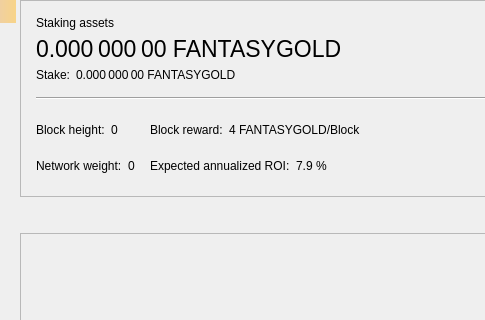
FantasyGold/FantasyGold-Core, file src/qt/forms/stakepage.ui: the form before one commit; both pictures show x 0 to 485 and y 0 to 320 of the 714 by 450 pixel window.
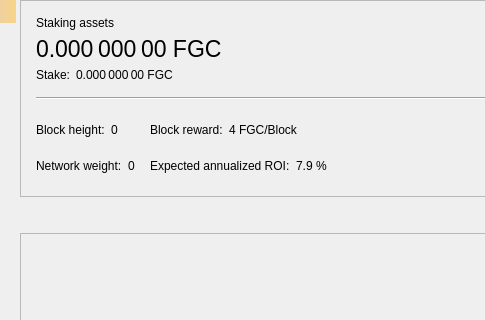
The form after the commit. Custom widgets are drawn as their Qt base class.

What changed in the file:
```diff
--- a/src/qt/forms/stakepage.ui
+++ b/src/qt/forms/stakepage.ui
@@ -69,7 +69,7 @@
            <string>Your current spendable balance</string>
           </property>
           <property name="text">
-           <string notr="true">0.000 000 00 FANTASYGOLD</string>
+           <string notr="true">0.000 000 00 FGC</string>
           </property>
           <property name="alignment">
            <set>Qt::AlignLeading|Qt::AlignLeft|Qt::AlignVCenter</set>
@@ -126,7 +126,7 @@
           <item>
            <widget class="QLabel" name="labelStake">
             <property name="text">
-             <string>0.000 000 00 FANTASYGOLD</string>
+             <string>0.000 000 00 FGC</string>
             </property>
             <property name="alignment">
              <set>Qt::AlignLeading|Qt::AlignLeft|Qt::AlignVCenter</set>
@@ -258,7 +258,7 @@
           <item>
            <widget class="QLabel" name="labelReward">
             <property name="text">
-             <string>4 FANTASYGOLD/Block</string>
+             <string>4 FGC/Block</string>
             </property>
             <property name="alignment">
              <set>Qt::AlignLeading|Qt::AlignLeft|Qt::AlignVCenter</set>
```
